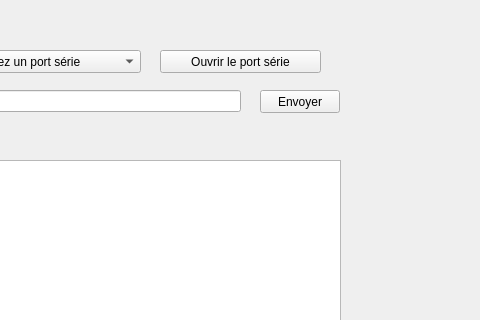
Before: the Qt Designer form TD_1_Liaison_Serie/widget.ui in gedgeo/C-, drawn with Qt 5; both pictures show x 140 to 620 and y 0 to 320 of the 800 by 600 pixel window.
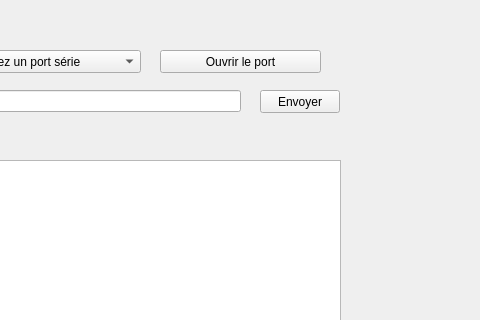
After: the same form once the commit is applied.

Diff of the .ui file:
```diff
--- a/TD_1_Liaison_Serie/widget.ui
+++ b/TD_1_Liaison_Serie/widget.ui
@@ -97,7 +97,7 @@
     </rect>
    </property>
    <property name="text">
-    <string>Ouvrir le port série</string>
+    <string>Ouvrir le port</string>
    </property>
   </widget>
  </widget>
```
